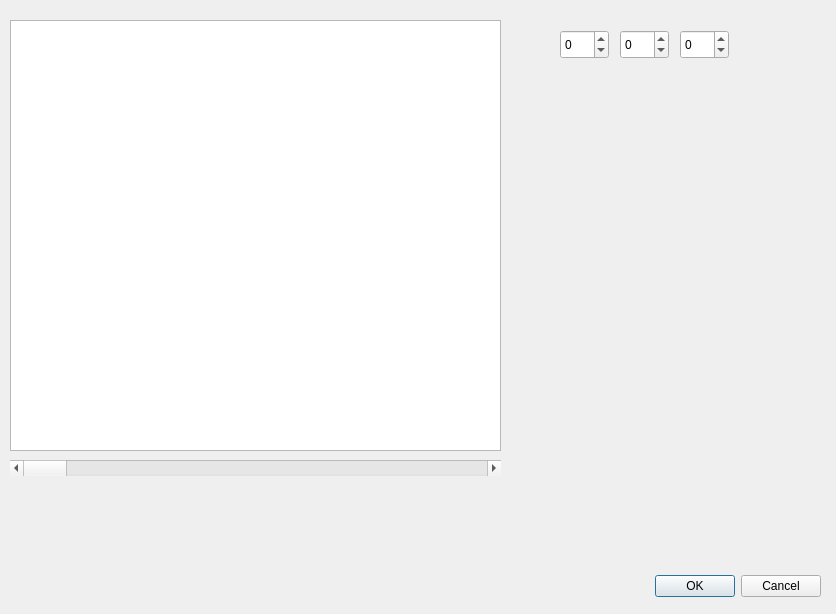
This is apps/NSXQt/ui/PeakFitDialog.ui in k61n/openhkl as Qt 5 draws it before an edit. The edited form follows.
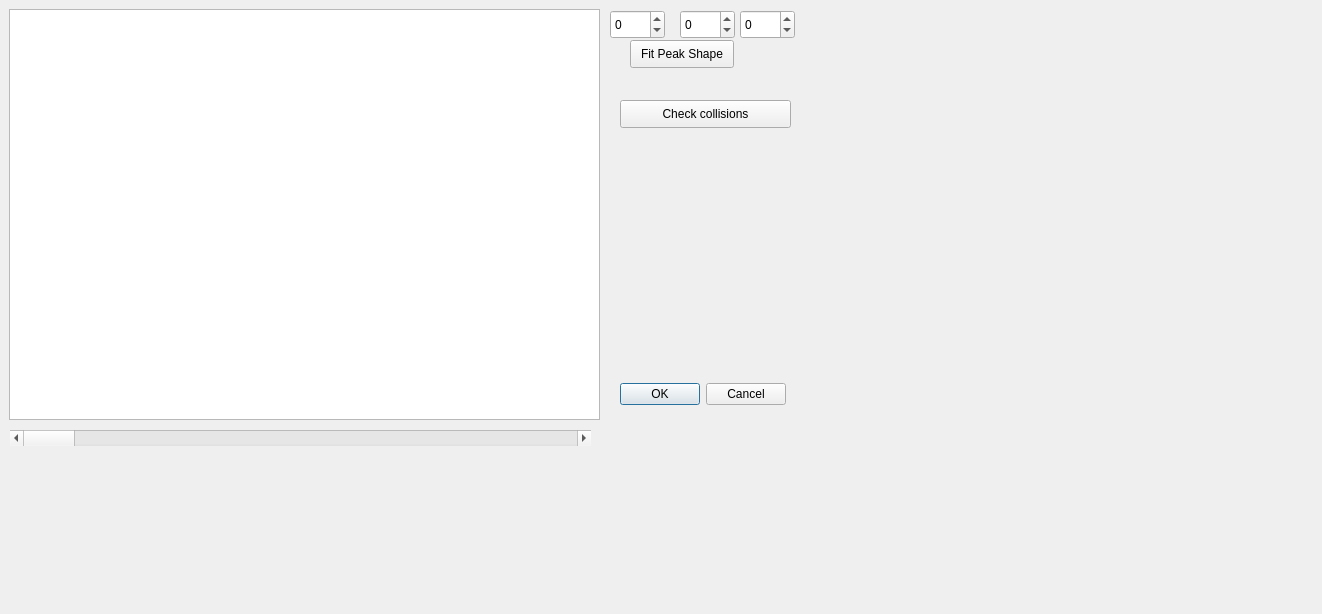
This is the edited form.

Commit message: rescale peak background shape to avoid collisions

Patch:
```diff
--- a/apps/NSXQt/ui/PeakFitDialog.ui
+++ b/apps/NSXQt/ui/PeakFitDialog.ui
@@ -6,7 +6,7 @@
    <rect>
     <x>0</x>
     <y>0</y>
-    <width>836</width>
+    <width>1322</width>
     <height>614</height>
    </rect>
   </property>
@@ -16,10 +16,10 @@
   <widget class="QDialogButtonBox" name="buttonBox">
    <property name="geometry">
     <rect>
-     <x>480</x>
-     <y>570</y>
-     <width>341</width>
-     <height>32</height>
+     <x>620</x>
+     <y>380</y>
+     <width>166</width>
+     <height>28</height>
     </rect>
    </property>
    <property name="orientation">
@@ -32,9 +32,9 @@
   <widget class="QSpinBox" name="spinBoxH">
    <property name="geometry">
     <rect>
-     <x>560</x>
-     <y>30</y>
-     <width>49</width>
+     <x>610</x>
+     <y>10</y>
+     <width>55</width>
      <height>29</height>
     </rect>
    </property>
@@ -45,22 +45,22 @@
   <widget class="QSpinBox" name="spinBoxK">
    <property name="geometry">
     <rect>
-     <x>620</x>
-     <y>30</y>
-     <width>49</width>
-     <height>29</height>
-    </rect>
-   </property>
-   <property name="minimum">
-    <number>-99</number>
-   </property>
-  </widget>
-  <widget class="QSpinBox" name="spinBoxL">
-   <property name="geometry">
-    <rect>
      <x>680</x>
-     <y>30</y>
-     <width>49</width>
+     <y>10</y>
+     <width>55</width>
+     <height>29</height>
+    </rect>
+   </property>
+   <property name="minimum">
+    <number>-99</number>
+   </property>
+  </widget>
+  <widget class="QSpinBox" name="spinBoxL">
+   <property name="geometry">
+    <rect>
+     <x>740</x>
+     <y>10</y>
+     <width>55</width>
      <height>29</height>
     </rect>
    </property>
@@ -71,10 +71,10 @@
   <widget class="QGraphicsView" name="graphicsView">
    <property name="geometry">
     <rect>
-     <x>10</x>
-     <y>20</y>
-     <width>491</width>
-     <height>431</height>
+     <x>9</x>
+     <y>9</y>
+     <width>591</width>
+     <height>411</height>
     </rect>
    </property>
   </widget>
@@ -82,8 +82,8 @@
    <property name="geometry">
     <rect>
      <x>10</x>
-     <y>460</y>
-     <width>491</width>
+     <y>430</y>
+     <width>581</width>
      <height>16</height>
     </rect>
    </property>
@@ -91,6 +91,32 @@
     <enum>Qt::Horizontal</enum>
    </property>
   </widget>
+  <widget class="QPushButton" name="pushButton">
+   <property name="geometry">
+    <rect>
+     <x>630</x>
+     <y>40</y>
+     <width>104</width>
+     <height>28</height>
+    </rect>
+   </property>
+   <property name="text">
+    <string>Fit Peak Shape</string>
+   </property>
+  </widget>
+  <widget class="QPushButton" name="collisionButton">
+   <property name="geometry">
+    <rect>
+     <x>620</x>
+     <y>100</y>
+     <width>171</width>
+     <height>28</height>
+    </rect>
+   </property>
+   <property name="text">
+    <string>Check collisions</string>
+   </property>
+  </widget>
  </widget>
  <resources/>
  <connections>
```
The commit also changes 5 other files.
